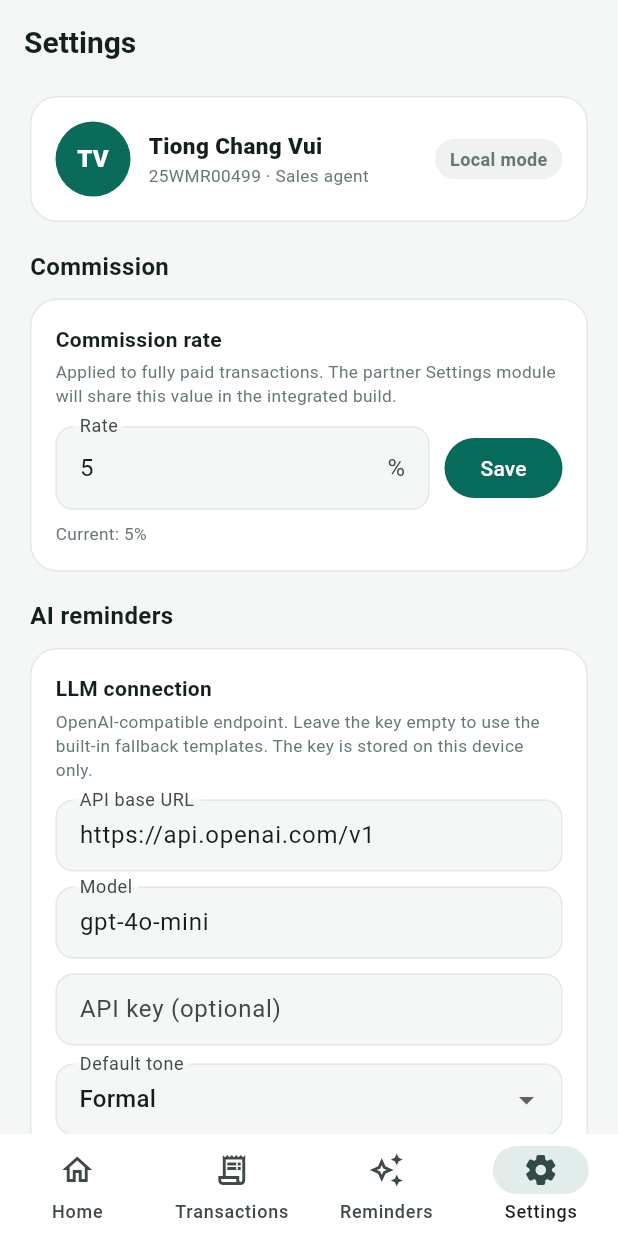
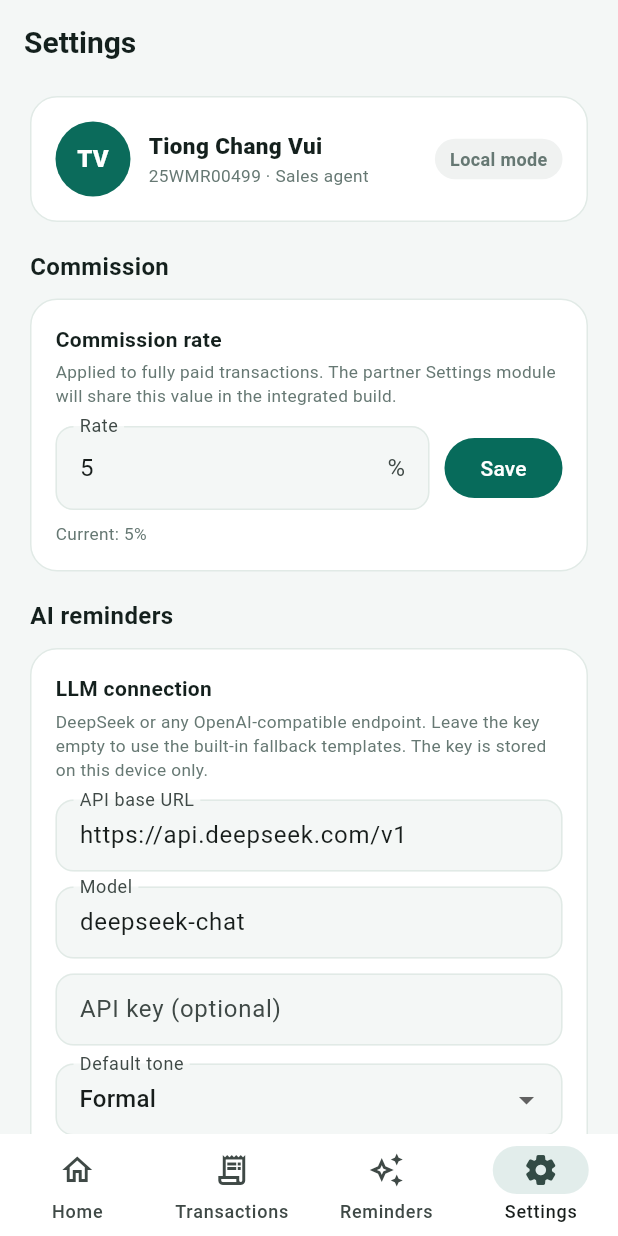
Before and after one commit to changvui/smartpayla, a Flutter app: the screen it shows after launch, item 4 of the bottom bar chosen, on a phone screen of 412 x 824 dp. Run offline on Flutter 3.47's test engine with Material 3 defaults, Android fonts, the phone set to English and light mode, and no system bars; our stand-ins replace cloud_firestore, firebase_auth, firebase_core, flutter_riverpod, shared_preferences; accounts and stored records are empty.

Commit message:
Default AI reminders to DeepSeek and add local Firebase runner

```diff
--- a/lib/screens/settings_screen.dart
+++ b/lib/screens/settings_screen.dart
@@ -189,7 +189,7 @@ class _SettingsScreenState extends ConsumerState<SettingsScreen> {
                   ),
                   const SizedBox(height: 4),
                   const Text(
-                    'OpenAI-compatible endpoint. Leave the key empty to use the built-in fallback templates. The key is stored on this device only.',
+                    'DeepSeek or any OpenAI-compatible endpoint. Leave the key empty to use the built-in fallback templates. The key is stored on this device only.',
                     style: TextStyle(
                       fontSize: 11.5,
                       color: AppColors.muted,
@@ -202,7 +202,7 @@ class _SettingsScreenState extends ConsumerState<SettingsScreen> {
                     keyboardType: TextInputType.url,
                     decoration: _aiDecoration(
                       'API base URL',
-                      hint: 'https://api.openai.com/v1',
+                      hint: 'https://api.deepseek.com/v1',
                     ),
                   ),
                   const SizedBox(height: 10),
@@ -210,7 +210,7 @@ class _SettingsScreenState extends ConsumerState<SettingsScreen> {
                     controller: _modelController,
                     decoration: _aiDecoration(
                       'Model',
-                      hint: 'gpt-4o-mini',
+                      hint: 'deepseek-chat',
                     ),
                   ),
                   const SizedBox(height: 10),
--- a/lib/services/reminder_service.dart
+++ b/lib/services/reminder_service.dart
@@ -48,7 +48,7 @@ class ReminderService {
               'Authorization': 'Bearer ${apiKey.trim()}',
             },
             body: jsonEncode({
-              'model': model.trim().isEmpty ? 'gpt-4o-mini' : model.trim(),
+              'model': model.trim().isEmpty ? 'deepseek-chat' : model.trim(),
               'temperature': 0.7,
               'max_tokens': 220,
               'messages': [
--- a/lib/state/providers.dart
+++ b/lib/state/providers.dart
@@ -128,9 +128,9 @@ final transactionsProvider =
 class AppSettings {
   const AppSettings({
     required this.commissionRate,
-    this.aiBaseUrl = 'https://api.openai.com/v1',
+    this.aiBaseUrl = 'https://api.deepseek.com/v1',
     this.aiApiKey = '',
-    this.aiModel = 'gpt-4o-mini',
+    this.aiModel = 'deepseek-chat',
     this.defaultTone = ReminderTone.formal,
   });
 
@@ -174,9 +174,9 @@ class SettingsNotifier extends Notifier<AppSettings> {
     final prefs = ref.watch(sharedPreferencesProvider);
     return AppSettings(
       commissionRate: prefs.getDouble(_commissionKey) ?? 0.05,
-      aiBaseUrl: prefs.getString(_aiBaseKey) ?? 'https://api.openai.com/v1',
+      aiBaseUrl: prefs.getString(_aiBaseKey) ?? 'https://api.deepseek.com/v1',
       aiApiKey: prefs.getString(_aiKeyKey) ?? '',
-      aiModel: prefs.getString(_aiModelKey) ?? 'gpt-4o-mini',
+      aiModel: prefs.getString(_aiModelKey) ?? 'deepseek-chat',
       defaultTone:
           ReminderToneX.fromName(prefs.getString(_toneKey) ?? 'formal'),
     );
```
Also changed, not shown: 3 other files.
